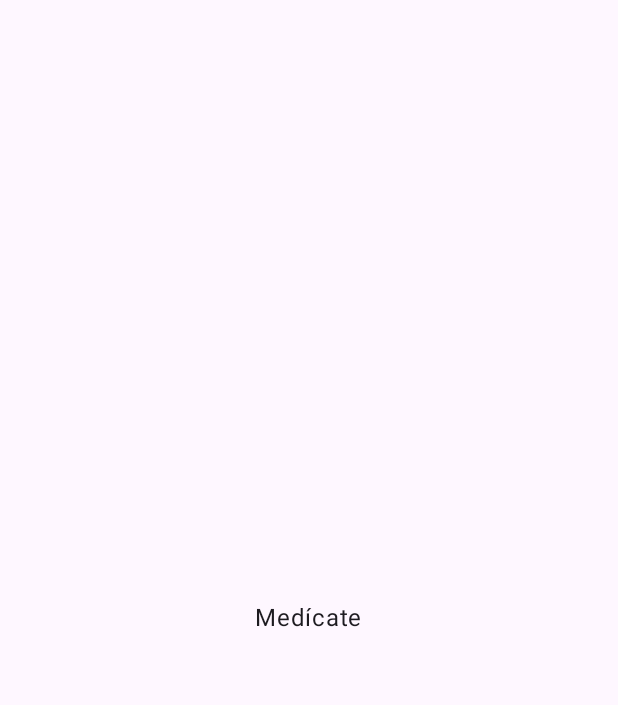
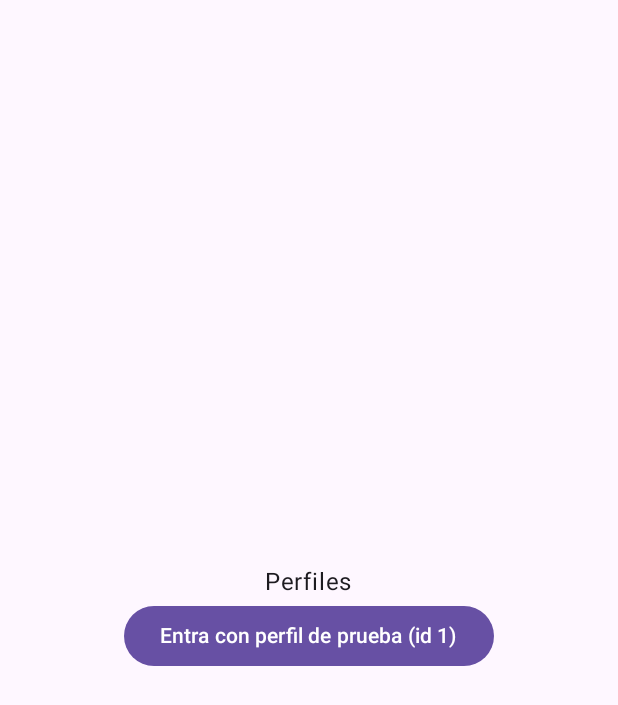
Before and after one commit to arniecer/medicate, an Android app built with Jetpack Compose: the screen it shows after launch (MainActivity), on a phone screen of 412 x 824 dp. Before the commit the part shown is almost empty. Shown: the top 705 px of the screen. Run offline under Robolectric (Android 15) with nearby library versions, the phone set to English and light mode, and no system bars.

Commit message:
Añadir navegación con menú inferior y pantallas de relleno

```diff
--- a/app/build.gradle.kts
+++ b/app/build.gradle.kts
@@ -32,4 +32,5 @@ dependencies {
     implementation("androidx.navigation:navigation-compose:2.10.2")
     implementation("androidx.lifecycle:lifecycle-viewmodel-compose:2.11.1")
     implementation("androidx.lifecycle:lifecycle-runtime-compose:2.11.1")
+    implementation("androidx.compose.material:material-icons-core")
 }
--- a/app/src/main/java/com/medicate/app/MainActivity.kt
+++ b/app/src/main/java/com/medicate/app/MainActivity.kt
@@ -11,6 +11,7 @@ import androidx.compose.material3.Text
 import androidx.compose.ui.Alignment
 import androidx.compose.ui.Modifier
 import androidx.compose.ui.res.stringResource
+import com.medicate.app.ui.navigation.AppNavigation
 import com.medicate.app.ui.theme.MedicateTheme
 
 class MainActivity : ComponentActivity() {
@@ -20,11 +21,7 @@ class MainActivity : ComponentActivity() {
 
         setContent {
             MedicateTheme {
-                Surface(modifier = Modifier.fillMaxSize()) {
-                    Box(contentAlignment = Alignment.Center) {
-                        Text(text = stringResource(R.string.app_name))
-                    }
-                }
+                AppNavigation()
             }
         }
     }
--- /dev/null
+++ b/app/src/main/java/com/medicate/app/ui/components/PlaceholderScreen.kt
@@ -0,0 +1,32 @@
+package com.medicate.app.ui.components
+
+import androidx.compose.foundation.layout.Arrangement
+import androidx.compose.foundation.layout.Column
+import androidx.compose.foundation.layout.fillMaxSize
+import androidx.compose.foundation.layout.padding
+import androidx.compose.material3.Button
+import androidx.compose.material3.Text
+import androidx.compose.runtime.Composable
+import androidx.compose.ui.Alignment
+import androidx.compose.ui.Modifier
+import androidx.compose.ui.unit.dp
+
+@Composable
+fun PlaceholderScreen(
+    title: String,
+    buttonText: String? = null,
+    onButtonClick: () -> Unit = {}
+){
+    Column(
+        modifier = Modifier.fillMaxSize().padding(16.dp),
+        verticalArrangement = Arrangement.Center,
+        horizontalAlignment = Alignment.CenterHorizontally
+    ) {
+        Text(title)
+        if (buttonText != null){
+            Button(onClick = onButtonClick) {
+                Text(buttonText)
+            }
+        }
+    }
+}
--- /dev/null
+++ b/app/src/main/java/com/medicate/app/ui/navigation/AppNavigation.kt
@@ -0,0 +1,105 @@
+package com.medicate.app.ui.navigation
+
+import androidx.compose.foundation.layout.padding
+import androidx.compose.material.icons.Icons
+import androidx.compose.material.icons.filled.DateRange
+import androidx.compose.material.icons.filled.Home
+import androidx.compose.material.icons.filled.Notifications
+import androidx.compose.material.icons.filled.ShoppingCart
+import androidx.compose.material3.Icon
+import androidx.compose.material3.MaterialTheme
+import androidx.compose.material3.NavigationBar
+import androidx.compose.material3.NavigationBarItem
+import androidx.compose.material3.Scaffold
+import androidx.compose.material3.Text
+import androidx.compose.runtime.Composable
+import androidx.compose.runtime.getValue
+import androidx.compose.ui.Modifier
+import androidx.compose.ui.graphics.vector.ImageVector
+import androidx.compose.ui.res.stringResource
+import androidx.navigation.NavType
+import androidx.navigation.compose.NavHost
+import androidx.navigation.compose.composable
+import androidx.navigation.compose.currentBackStackEntryAsState
+import androidx.navigation.compose.rememberNavController
+import androidx.navigation.navArgument
+import com.medicate.app.R
+import com.medicate.app.ui.components.PlaceholderScreen
+
+private class Tab(
+    val route: String,
+    val labelRes: Int,
+    val icon: ImageVector,
+    val destination: (Long) -> String
+)
+
+private val tabs = listOf(
+    Tab(Routes.HOME, R.string.nav_inicio, Icons.Default.Home, Routes::home),
+    Tab(Routes.CALENDAR, R.string.nav_calendario, Icons.Default.DateRange, Routes::calendar),
+    Tab(Routes.INVENTORY, R.string.nav_inventario, Icons.Default.ShoppingCart, Routes::inventory),
+    Tab(Routes.ALERTS, R.string.nav_avisos, Icons.Default.Notifications, Routes::alerts)
+)
+
+private val profileArgs = listOf(
+    navArgument(Routes.PROFILE_ID){ type = NavType.LongType }
+)
+
+@Composable
+fun AppNavigation() {
+    val nav = rememberNavController()
+    val backStackEntry by nav.currentBackStackEntryAsState()
+    val currentRoute = backStackEntry?.destination?.route
+    val profileId = backStackEntry?.arguments?.getLong(Routes.PROFILE_ID)
+    val showBottonBar = profileId != null && tabs.any { it.route == currentRoute }
+
+    Scaffold(
+        containerColor = MaterialTheme.colorScheme.background,
+        bottomBar = {
+            if (showBottonBar && profileId != null) {
+                NavigationBar {
+                    tabs.forEach { tab ->
+                        NavigationBarItem(
+                            selected = currentRoute == tab.route,
+                            onClick = {
+                                nav.navigate(tab.destination(profileId)){
+                                    popUpTo(Routes.PROFILES)
+                                    launchSingleTop = true
+                                }
+                            },
+                            icon = { Icon(tab.icon, contentDescription = null)},
+                            label = { Text(stringResource(tab.labelRes)) }
+                        )
+                    }
+                }
+            }
+        }
+    ) { padding ->
+        NavHost(
+            navController = nav,
+            startDestination = Routes.PROFILES,
+            modifier = Modifier.padding(padding)
+        ){
+            composable(Routes.PROFILES){
+                PlaceholderScreen(
+                    title = "Perfiles",
+                    buttonText = "Entra con perfil de prueba (id 1)",
+                    onButtonClick = {
+                        nav.navigate(Routes.home(1)) { launchSingleTop = true }
+                    }
+                )
+            }
+            composable(Routes.HOME, arguments = profileArgs){
+                PlaceholderScreen("Inicio")
+            }
+            composable(Routes.CALENDAR, arguments = profileArgs){
+                PlaceholderScreen("Calendario")
+            }
+            composable(Routes.INVENTORY, arguments = profileArgs){
+                PlaceholderScreen("Inventario")
+            }
+            composable(Routes.ALERTS, arguments = profileArgs){
+                PlaceholderScreen("Avisos")
+            }
+        }
+    }
+}
--- /dev/null
+++ b/app/src/main/java/com/medicate/app/ui/navigation/Routes.kt
@@ -0,0 +1,16 @@
+package com.medicate.app.ui.navigation
+
+object Routes {
+    const val PROFILE_ID = "profileId"
+
+    const val  PROFILES = "profiles"
+    const val HOME = "home/{$PROFILE_ID}"
+    const val CALENDAR = "calendar/{$PROFILE_ID}"
+    const val INVENTORY = "inventory/{$PROFILE_ID}"
+    const val ALERTS = "alerts/{$PROFILE_ID}"
+
+    fun home(profileId: Long) = "home/$profileId"
+    fun calendar(profileId: Long) = "calendar/$profileId"
+    fun inventory(profileId: Long) = "inventory/$profileId"
+    fun alerts(profileId: Long) = "alerts/$profileId"
+}
--- a/app/src/main/res/values/strings.xml
+++ b/app/src/main/res/values/strings.xml
@@ -1,4 +1,8 @@
 <?xml version="1.0" encoding="utf-8"?>
 <resources>
     <string name="app_name">Medícate</string>
+    <string name="nav_inicio">Inicio</string>
+    <string name="nav_calendario">Calendario</string>
+    <string name="nav_inventario">Inventario</string>
+    <string name="nav_avisos">Avisos</string>
 </resources>
```
